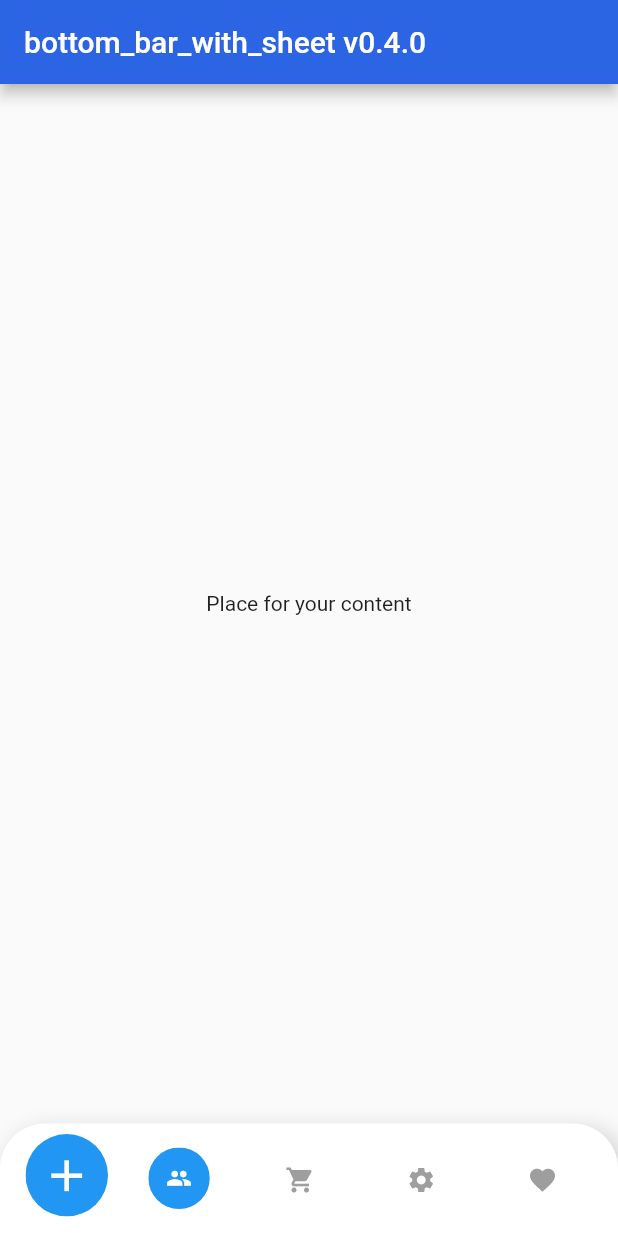
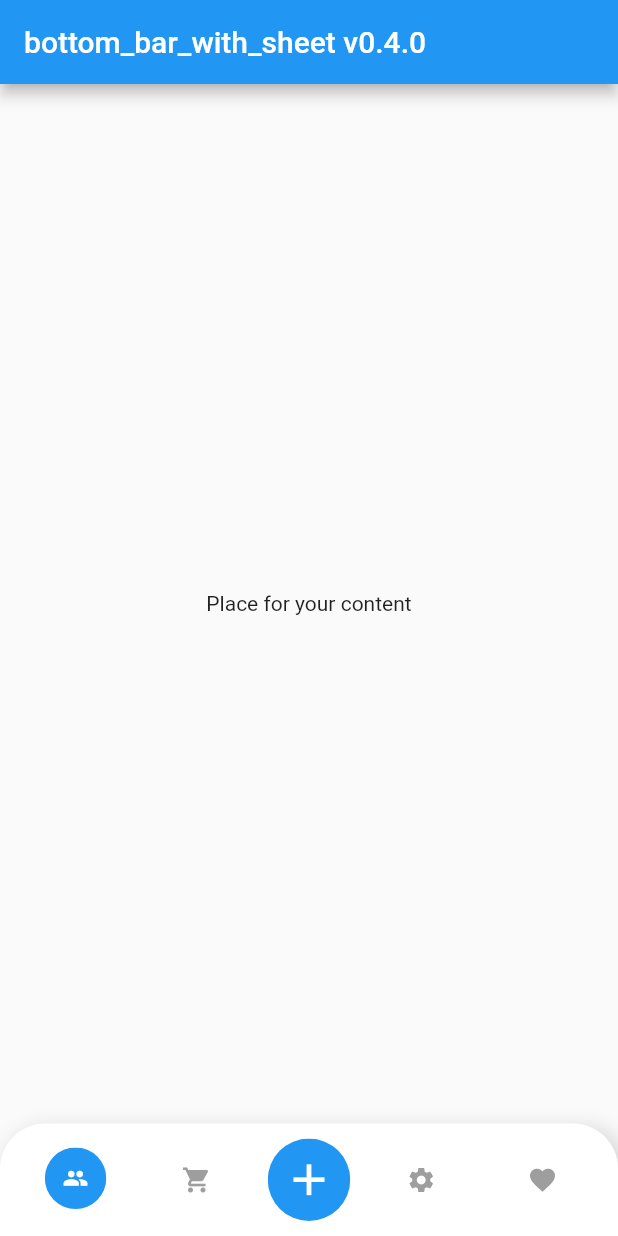
Before and after one commit to Frezyx/bottom_bar_with_sheet, a Flutter app: the screen it shows after launch, on a phone screen of 412 x 824 dp. Run offline on Flutter 3.47's test engine with Material 2 defaults, Android fonts, the phone set to English and light mode, and no system bars.

Commit message:
edit example

```diff
--- a/example/lib/main.dart
+++ b/example/lib/main.dart
@@ -27,14 +27,14 @@ class _MyHomePageState extends State<MyHomePage> {
       appBar: AppBar(
         title: Text('bottom_bar_with_sheet v0.4.0',
             style: TextStyle().copyWith(color: Colors.white)),
-        backgroundColor: const Color(0xFF2B65E3),
       ),
       body: Center(child: Text("Place for your content")),
       bottomNavigationBar: BottomBarWithSheet(
         selectedIndex: _selectedIndex,
         sheetChild: Center(child: Text("Place for your another content")),
-        curve: Curves.bounceOut,
-        bottomBarTheme: BottomBarTheme(),
+        bottomBarTheme: BottomBarTheme(
+          mainButtonPosition: MainButtonPosition.Middle,
+        ),
         mainActionButtonTheme: MainActionButtonTheme(
           size: 55,
           icon: Icon(
```
Also changed, not shown: example/pubspec.lock, pubspec.lock.
